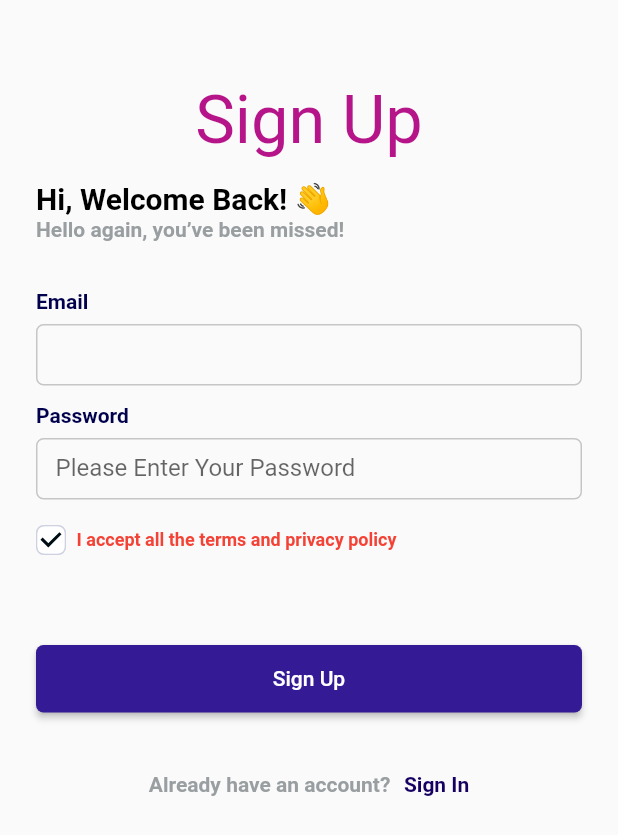
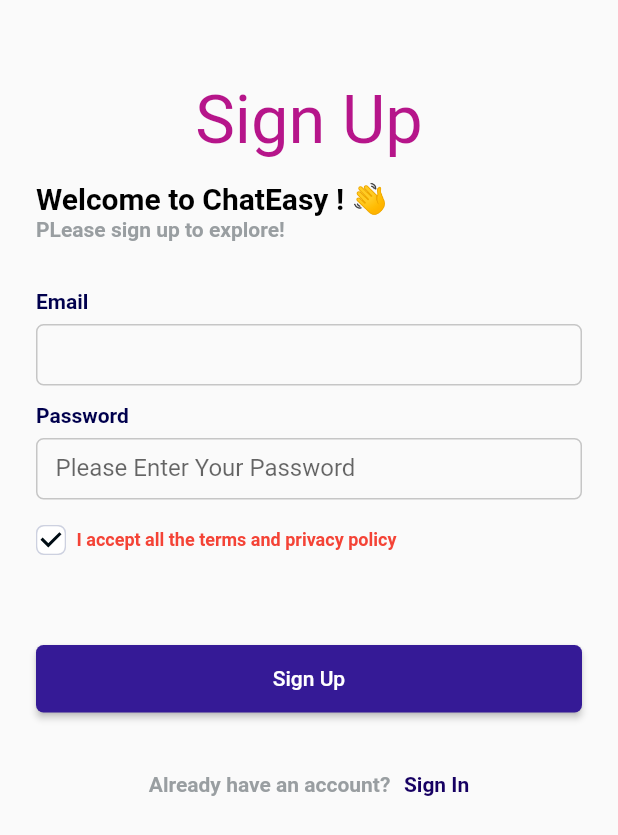
Before and after one commit to nmustakim/chatting_app_firebase, a Flutter app: the Registration screen opened directly, on a phone screen of 412 x 824 dp. Shown: the top 835 px of the screen. Run offline on Flutter 3.47's test engine with Material 2 defaults, Android fonts, the phone set to English and light mode, and no system bars; our stand-ins replace cloud_firestore, firebase_auth, firebase_core, get; accounts and stored records are empty; network calls fail.

Commit message:
page navigation

```diff
--- a/lib/screens/sign_up.dart
+++ b/lib/screens/sign_up.dart
@@ -1,3 +1,4 @@
+import 'package:chatting_app/screens/login.dart';
 import 'package:flutter/material.dart';
 import 'package:get/get.dart';
 
@@ -42,7 +43,7 @@ class _RegistrationState extends State<Registration> {
                   height: 15,
                 ),
                 const Text(
-                  'Hi, Welcome Back! 👋',
+                  'Welcome to ChatEasy ! 👋',
                   style: TextStyle(
 
                       fontSize: 20,
@@ -50,7 +51,7 @@ class _RegistrationState extends State<Registration> {
                       color: Color(0XFF000000)),
                 ),
                 const Text(
-                  'Hello again, you’ve been missed!',
+                  'PLease sign up to explore!',
                   style: TextStyle(
 
                       fontSize: 14,
@@ -221,23 +222,23 @@ class _RegistrationState extends State<Registration> {
                           }
 
                         },
-                        child: const Center(child: Text('Sign Up')))),
+                        child:  Center(child: InkWell(onTap:(){Get.to(const LoginForm());},child: Text('Sign Up'))))),
                 const SizedBox(
                   height: 40,
                 ),
                 Row(
                   mainAxisAlignment: MainAxisAlignment.center,
-                  children: [
-                    const Text('Already have an account?',
+                  children: const [
+                    Text('Already have an account?',
                         style: TextStyle(
 
                             fontSize: 14,
                             fontWeight: FontWeight.w600,
                             color: Color(0XFF999EA1))),
-                    const SizedBox(
+                    SizedBox(
                       width: 9,
                     ),
-                    const Text('Sign In',
+                    Text('Sign In',
                         style: TextStyle(
 
                             fontSize: 14,
```
Also changed, not shown: lib/screens/login.dart (+13 -8 lines).
